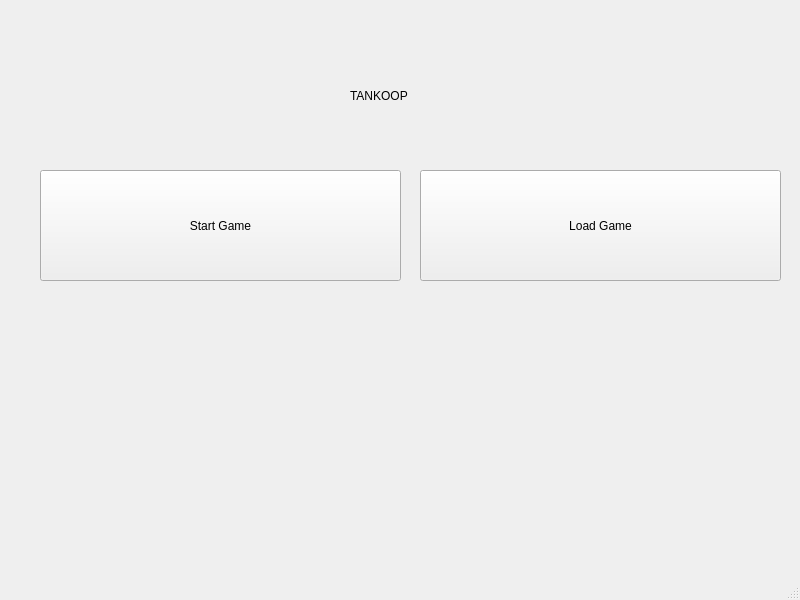
zhongvei/Tankoop, file MainWindow.ui: the form before one commit.
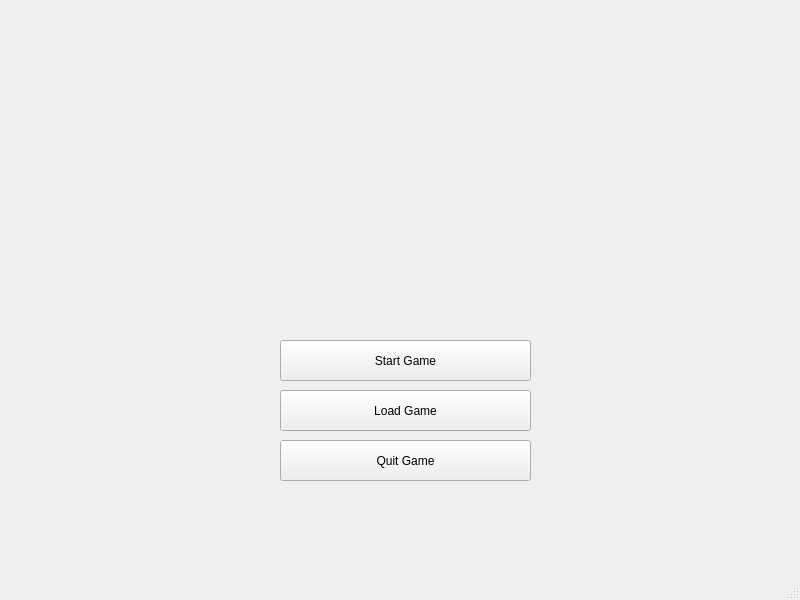
The form after the commit. Icons and pictures are not drawn.

Patch:
```diff
--- a/MainWindow.ui
+++ b/MainWindow.ui
@@ -17,10 +17,10 @@
    <widget class="QPushButton" name="start_button">
     <property name="geometry">
      <rect>
-      <x>40</x>
-      <y>170</y>
-      <width>361</width>
-      <height>111</height>
+      <x>280</x>
+      <y>340</y>
+      <width>251</width>
+      <height>41</height>
      </rect>
     </property>
     <property name="text">
@@ -30,10 +30,10 @@
    <widget class="QPushButton" name="load_button">
     <property name="geometry">
      <rect>
-      <x>420</x>
-      <y>170</y>
-      <width>361</width>
-      <height>111</height>
+      <x>280</x>
+      <y>390</y>
+      <width>251</width>
+      <height>41</height>
      </rect>
     </property>
     <property name="text">
@@ -43,14 +43,46 @@
    <widget class="QLabel" name="title">
     <property name="geometry">
      <rect>
-      <x>350</x>
-      <y>70</y>
-      <width>131</width>
-      <height>51</height>
+      <x>210</x>
+      <y>30</y>
+      <width>411</width>
+      <height>91</height>
      </rect>
     </property>
     <property name="text">
-     <string>TANKOOP</string>
+     <string/>
+    </property>
+    <property name="pixmap">
+     <pixmap resource="resources.qrc">:/resource/brand/TANKOOP.png</pixmap>
+    </property>
+   </widget>
+   <widget class="QPushButton" name="quit_button">
+    <property name="geometry">
+     <rect>
+      <x>280</x>
+      <y>440</y>
+      <width>251</width>
+      <height>41</height>
+     </rect>
+    </property>
+    <property name="text">
+     <string>Quit Game</string>
+    </property>
+   </widget>
+   <widget class="QLabel" name="label_2">
+    <property name="geometry">
+     <rect>
+      <x>310</x>
+      <y>120</y>
+      <width>181</width>
+      <height>201</height>
+     </rect>
+    </property>
+    <property name="text">
+     <string/>
+    </property>
+    <property name="pixmap">
+     <pixmap resource="resources.qrc">:/resource/brand/diep_logo.png</pixmap>
     </property>
    </widget>
   </widget>
```
Left out of the diff: 8 changed lines with no effect on the pictures.
